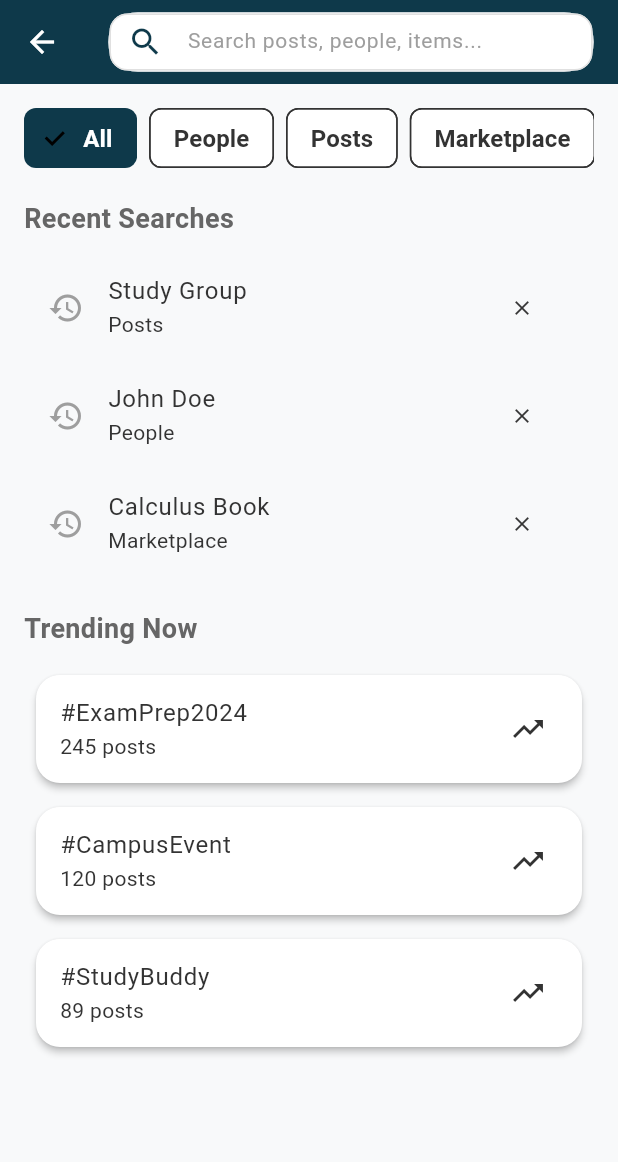
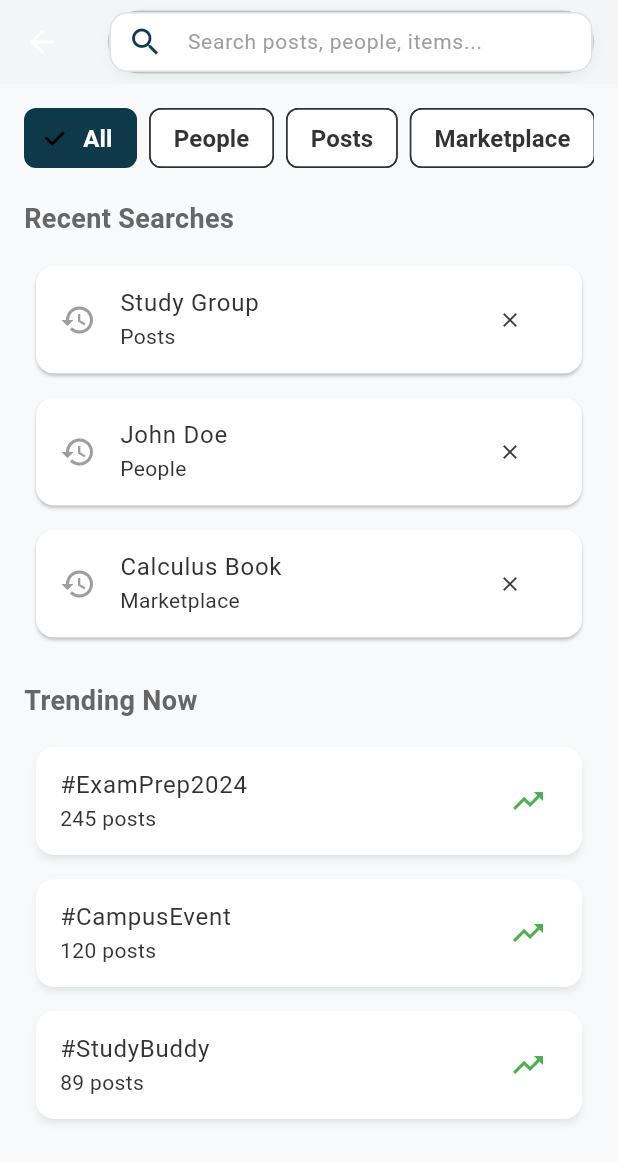
Before and after one commit to Haile-Tesfa/UniLink-Ethiopia, a Flutter app: the SearchScreen screen opened by its route, on a phone screen of 412 x 824 dp. Shown: the top 1162 px of the screen. Run offline on Flutter 3.47's test engine with Material 3 defaults, Android fonts, the phone set to English and light mode, and no system bars.

Commit message:
enhance: beautify SearchScreen UI with animations, shadows, and improved styling

```diff
--- a/lib/screens/search/search_screen.dart
+++ b/lib/screens/search/search_screen.dart
@@ -8,11 +8,18 @@ class SearchScreen extends StatefulWidget {
   State<SearchScreen> createState() => _SearchScreenState();
 }
 
-class _SearchScreenState extends State<SearchScreen> {
+class _SearchScreenState extends State<SearchScreen>
+    with SingleTickerProviderStateMixin {
   final TextEditingController _searchController = TextEditingController();
   String _selectedCategory = 'All';
 
-  final List<String> categories = ['All', 'People', 'Posts', 'Marketplace', 'Events'];
+  final List<String> categories = [
+    'All',
+    'People',
+    'Posts',
+    'Marketplace',
+    'Events'
+  ];
 
   final List<Map<String, dynamic>> recentSearches = [
     {'text': 'Study Group', 'type': 'Posts'},
@@ -30,12 +37,22 @@ class _SearchScreenState extends State<SearchScreen> {
   Widget build(BuildContext context) {
     return Scaffold(
       appBar: AppBar(
-        title: Container(
-          height: 40,
+        elevation: 1,
+        backgroundColor: Colors.white,
+        title: AnimatedContainer(
+          duration: const Duration(milliseconds: 300),
+          height: 42,
           decoration: BoxDecoration(
             color: Colors.white,
-            borderRadius: BorderRadius.circular(20),
-            border: Border.all(color: AppColors.primary.withOpacity(0.2)),
+            borderRadius: BorderRadius.circular(22),
+            border: Border.all(color: AppColors.primary.withOpacity(0.3)),
+            boxShadow: [
+              BoxShadow(
+                color: Colors.black.withOpacity(0.05),
+                blurRadius: 6,
+                offset: const Offset(0, 3),
+              )
+            ],
           ),
           child: TextField(
             controller: _searchController,
@@ -60,10 +77,115 @@ class _SearchScreenState extends State<SearchScreen> {
       body: SingleChildScrollView(
         child: Padding(
           padding: const EdgeInsets.all(16.0),
-          child: Column(
+          child: AnimatedSwitcher(
+            duration: const Duration(milliseconds: 300),
+            child: _searchController.text.isEmpty
+                ? _buildDefaultView()
+                : _buildSearchResults(),
+          ),
+        ),
+      ),
+    );
+  }
+
+  Widget _buildDefaultView() {
+    return Column(
+      key: const ValueKey('defaultView'),
       crossAxisAlignment: CrossAxisAlignment.start,
       children: [
-              SizedBox(
+        _buildCategoryChips(),
+        const SizedBox(height: 20),
+
+        // Recent Searches
+        const Text(
+          'Recent Searches',
+          style: TextStyle(fontSize: 18, fontWeight: FontWeight.bold),
+        ),
+        const SizedBox(height: 10),
+        ...recentSearches.map(
+          (search) => Card(
+            elevation: 1,
+            shape:
+                RoundedRectangleBorder(borderRadius: BorderRadius.circular(12)),
+            child: ListTile(
+              leading: const Icon(Icons.history, color: Colors.grey),
+              title: Text(search['text']),
+              subtitle: Text(search['type']),
+              trailing: IconButton(
+                icon: const Icon(Icons.close, size: 16),
+                onPressed: () {},
+              ),
+            ),
+          ),
+        ),
+
+        const SizedBox(height: 20),
+
+        // Trending
+        const Text(
+          'Trending Now',
+          style: TextStyle(fontSize: 18, fontWeight: FontWeight.bold),
+        ),
+        const SizedBox(height: 10),
+        ...trending.map(
+          (trend) => Card(
+            elevation: 2,
+            shadowColor: AppColors.primary.withOpacity(0.2),
+            shape:
+                RoundedRectangleBorder(borderRadius: BorderRadius.circular(12)),
+            child: ListTile(
+              title: Text(trend['title']),
+              subtitle: Text(trend['count']),
+              trailing: const Icon(Icons.trending_up, color: Colors.green),
+            ),
+          ),
+        ),
+      ],
+    );
+  }
+
+  Widget _buildSearchResults() {
+    return Column(
+      key: const ValueKey('searchResults'),
+      crossAxisAlignment: CrossAxisAlignment.start,
+      children: [
+        _buildCategoryChips(),
+        const SizedBox(height: 20),
+        Text(
+          'Results for "${_searchController.text}"',
+          style: const TextStyle(fontSize: 16, fontWeight: FontWeight.w600),
+        ),
+        const SizedBox(height: 10),
+        ListView.builder(
+          shrinkWrap: true,
+          physics: const NeverScrollableScrollPhysics(),
+          itemCount: 5,
+          itemBuilder: (context, index) {
+            return Card(
+              elevation: 2,
+              shape: RoundedRectangleBorder(
+                  borderRadius: BorderRadius.circular(12)),
+              child: ListTile(
+                leading: const CircleAvatar(
+                  backgroundImage:
+                      AssetImage('assets/images/profile/prof_1.jpg'),
+                ),
+                title: const Text('John Doe'),
+                subtitle: const Text('Computer Science, Year 3'),
+                trailing: TextButton(
+                  onPressed: () {},
+                  child: const Text('Follow'),
+                ),
+              ),
+            );
+          },
+        ),
+      ],
+    );
+  }
+
+  Widget _buildCategoryChips() {
+    return SizedBox(
       height: 40,
       child: ListView.builder(
         scrollDirection: Axis.horizontal,
@@ -72,6 +194,8 @@ class _SearchScreenState extends State<SearchScreen> {
           final category = categories[index];
           return Padding(
             padding: const EdgeInsets.only(right: 8.0),
+            child: AnimatedContainer(
+              duration: const Duration(milliseconds: 250),
               child: ChoiceChip(
                 label: Text(category),
                 selected: _selectedCategory == category,
@@ -87,91 +211,10 @@ class _SearchScreenState extends State<SearchScreen> {
                   });
                 },
               ),
-                    );
-                  },
-                ),
-              ),
-              const SizedBox(height: 20),
-
-              if (_searchController.text.isEmpty)
-                Column(
-                  crossAxisAlignment: CrossAxisAlignment.start,
-                  children: [
-                    const Text(
-                      'Recent Searches',
-                      style: TextStyle(
-                        fontSize: 18,
-                        fontWeight: FontWeight.bold,
-                      ),
-                    ),
-                    const SizedBox(height: 10),
-                    ...recentSearches.map((search) => ListTile(
-                      leading: const Icon(Icons.history, color: Colors.grey),
-                      title: Text(search['text']),
-                      subtitle: Text(search['type']),
-                      trailing: IconButton(
-                        icon: const Icon(Icons.close, size: 16),
-                        onPressed: () {},
-                      ),
-                    )).toList(),
-
-                    const SizedBox(height: 20),
-
-                    const Text(
-                      'Trending Now',
-                      style: TextStyle(
-                        fontSize: 18,
-                        fontWeight: FontWeight.bold,
-                      ),
-                    ),
-                    const SizedBox(height: 10),
-                    ...trending.map((trend) => Card(
-                      child: ListTile(
-                        title: Text(trend['title']),
-                        subtitle: Text(trend['count']),
-                        trailing: const Icon(Icons.trending_up),
-                      ),
-                    )).toList(),
-                  ],
-                )
-              else
-                Column(
-                  crossAxisAlignment: CrossAxisAlignment.start,
-                  children: [
-                    Text(
-                      'Results for "${_searchController.text}"',
-                      style: const TextStyle(
-                        fontSize: 16,
-                        fontWeight: FontWeight.w500,
-                      ),
-                    ),
-                    const SizedBox(height: 10),
-                    ListView.builder(
-                      shrinkWrap: true,
-                      physics: const NeverScrollableScrollPhysics(),
-                      itemCount: 5,
-                      itemBuilder: (context, index) {
-                        return Card(
-                          child: ListTile(
-                            leading: const CircleAvatar(
-                              backgroundImage: AssetImage('assets/images/profile/prof_1.jpg'),
-                            ),
-                            title: const Text('John Doe'),
-                            subtitle: const Text('Computer Science, Year 3'),
-                            trailing: TextButton(
-                              onPressed: () {},
-                              child: const Text('Follow'),
-                            ),
             ),
           );
         },
       ),
-                  ],
-                ),
-            ],
-          ),
-        ),
-      ),
     );
   }
 }
```
Lines whose indentation alone changed are shown as unchanged.
